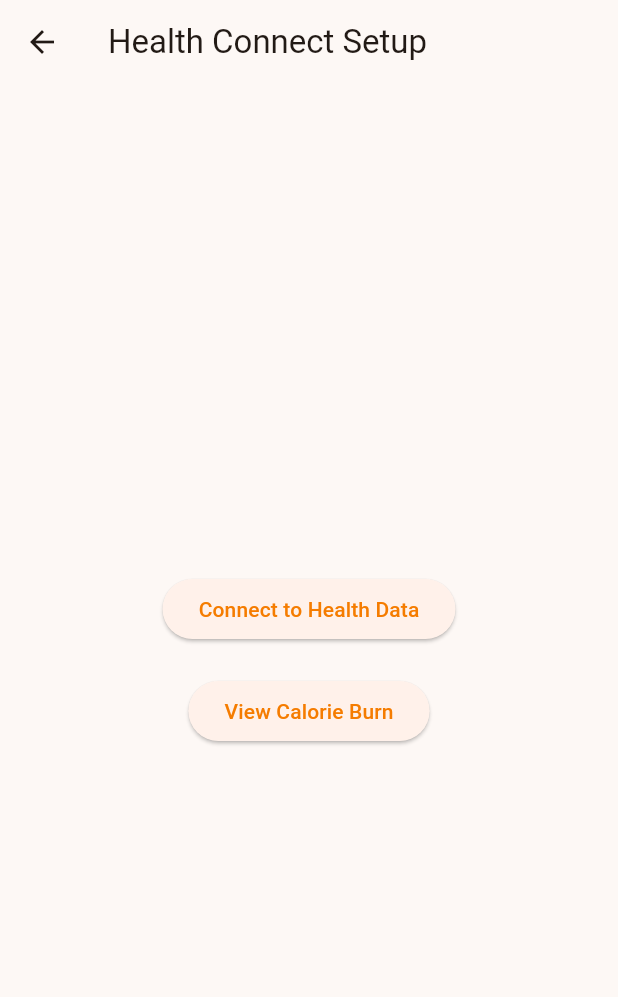
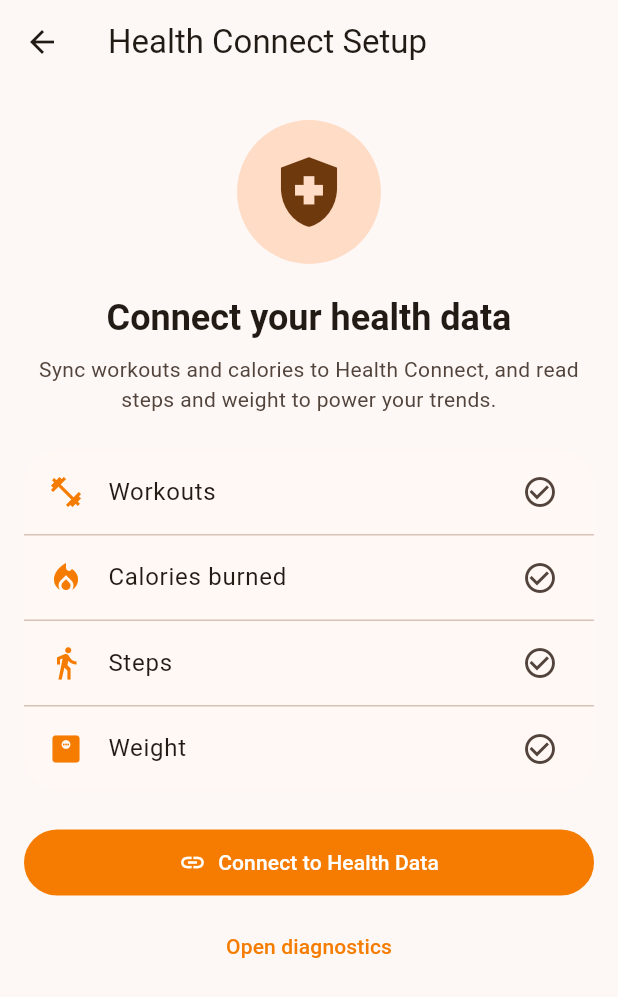
Before and after one commit to Mahamadahir/progressive_overload, a Flutter app: the HealthSetupPage screen opened directly, on a phone screen of 412 x 824 dp. Shown: the top 997 px of the screen. Run offline on Flutter 3.47's test engine with Material 3 defaults, Android fonts, the phone set to English and light mode, and no system bars; our stand-ins replace drift, fl_chart, flutter_local_notifications, flutter_timezone, hive, hive_flutter and 2 more; missing offline and left inert: health; accounts and stored records are empty; generated files the repository leaves out were written again; statements that could not run were skipped.

Commit message:
feat: restyle health connect setup with hero and synced-data card

```diff
--- a/lib/screens/health_setup_page.dart
+++ b/lib/screens/health_setup_page.dart
@@ -83,30 +83,90 @@
 
   @override
   Widget build(BuildContext context) {
+    final scheme = Theme.of(context).colorScheme;
+    const synced = [
+      ('Workouts', Icons.fitness_center),
+      ('Calories burned', Icons.local_fire_department),
+      ('Steps', Icons.directions_walk),
+      ('Weight', Icons.monitor_weight),
+    ];
+
     return Scaffold(
-      appBar: AppBar(title: const Text("Health Connect Setup")),
-      body: Center(
-        child: Column(
-          mainAxisAlignment: MainAxisAlignment.center,
-          children: [
-            ElevatedButton(
-              onPressed: _busy ? null : _ensureHealthConnectAndAuthorize,
-              child: Text(_busy ? "Working…" : "Connect to Health Data"),
+      appBar: AppBar(title: const Text('Health Connect Setup')),
+      body: ListView(
+        padding: const EdgeInsets.fromLTRB(16, 24, 16, 24),
+        children: [
+          Center(
+            child: Container(
+              padding: const EdgeInsets.all(20),
+              decoration: BoxDecoration(
+                color: scheme.primaryContainer,
+                shape: BoxShape.circle,
+              ),
+              child: Icon(
+                Icons.health_and_safety,
+                size: 56,
+                color: scheme.onPrimaryContainer,
+              ),
             ),
-            if (_result != null) ...[
-              const SizedBox(height: 12),
-              Padding(
-                padding: const EdgeInsets.symmetric(horizontal: 16),
-                child: Text(_result!, textAlign: TextAlign.center),
+          ),
+          const SizedBox(height: 20),
+          Text(
+            'Connect your health data',
+            textAlign: TextAlign.center,
+            style: Theme.of(context).textTheme.headlineSmall
+                ?.copyWith(fontWeight: FontWeight.w600),
+          ),
+          const SizedBox(height: 8),
+          Text(
+            'Sync workouts and calories to Health Connect, and read steps '
+            'and weight to power your trends.',
+            textAlign: TextAlign.center,
+            style: TextStyle(color: scheme.onSurfaceVariant),
+          ),
+          const SizedBox(height: 24),
+          Card(
+            child: Column(
+              children: [
+                for (final (label, icon) in synced) ...[
+                  ListTile(
+                    leading: Icon(icon, color: scheme.primary),
+                    title: Text(label),
+                    trailing: Icon(Icons.check_circle_outline,
+                        color: scheme.onSurfaceVariant),
+                  ),
+                  if (label != synced.last.$1) const Divider(height: 1),
+                ],
+              ],
+            ),
+          ),
+          const SizedBox(height: 24),
+          FilledButton.icon(
+            onPressed: _busy ? null : _ensureHealthConnectAndAuthorize,
+            icon: _busy
+                ? const SizedBox(
+                    height: 18,
+                    width: 18,
+                    child: CircularProgressIndicator(strokeWidth: 2),
+                  )
+                : const Icon(Icons.link),
+            label: Text(_busy ? 'Working…' : 'Connect to Health Data'),
+          ),
+          if (_result != null) ...[
+            const SizedBox(height: 16),
+            Text(_result!, textAlign: TextAlign.center),
+          ],
+          const SizedBox(height: 8),
+          TextButton(
+            onPressed: () => Navigator.push(
+              context,
+              MaterialPageRoute(
+                builder: (_) => const HealthConnectDiagnosticsPage(),
               ),
-            ],
-            const SizedBox(height: 20),
-            ElevatedButton(
-              onPressed: () => Navigator.pushNamed(context, '/calories'),
-              child: const Text("View Calorie Burn"),
             ),
-          ],
-        ),
+            child: const Text('Open diagnostics'),
+          ),
+        ],
       ),
     );
   }
```
